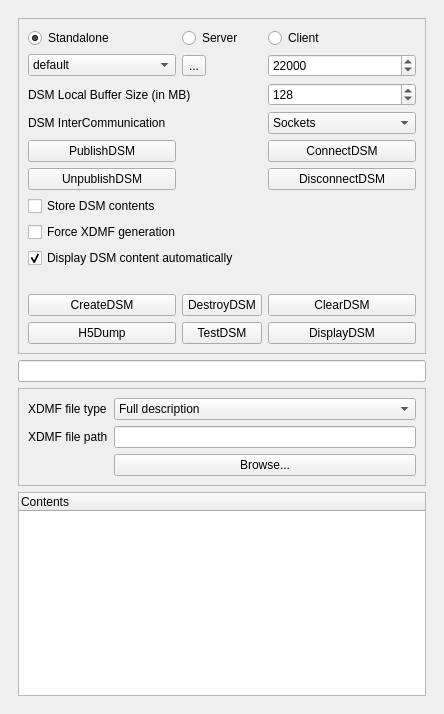
Qt form pqDSMViewerPanel.ui (soumagne/icarus) before a commit.
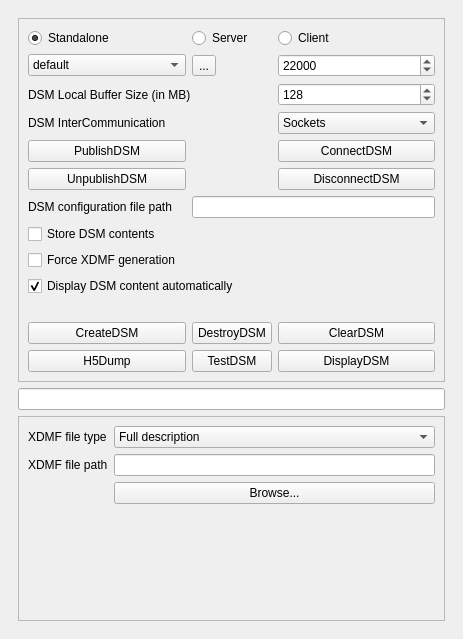
The same form after that commit. Icons and pictures are not drawn. Custom widgets are drawn as their Qt base class.

Commit message: Add automatic dsm config file creation - disable dsm contents

```diff
--- a/pqDSMViewerPanel.ui
+++ b/pqDSMViewerPanel.ui
@@ -6,8 +6,8 @@
    <rect>
     <x>0</x>
     <y>0</y>
-    <width>444</width>
-    <height>714</height>
+    <width>463</width>
+    <height>639</height>
    </rect>
   </property>
   <property name="windowTitle">
@@ -28,8 +28,8 @@
         <rect>
          <x>0</x>
          <y>0</y>
-         <width>408</width>
-         <height>700</height>
+         <width>445</width>
+         <height>596</height>
         </rect>
        </property>
        <layout class="QVBoxLayout" name="verticalLayout_4">
@@ -53,42 +53,42 @@
           <layout class="QVBoxLayout" name="verticalLayout_3">
            <item>
             <layout class="QGridLayout" name="gridLayout">
-             <item row="12" column="0">
+             <item row="14" column="0">
               <widget class="QPushButton" name="createDSM">
                <property name="text">
                 <string>CreateDSM</string>
                </property>
               </widget>
              </item>
-             <item row="12" column="1">
+             <item row="14" column="1">
               <widget class="QPushButton" name="destroyDSM">
                <property name="text">
                 <string>DestroyDSM</string>
                </property>
               </widget>
              </item>
-             <item row="12" column="2">
+             <item row="14" column="2">
               <widget class="QPushButton" name="clearDSM">
                <property name="text">
                 <string>ClearDSM</string>
                </property>
               </widget>
              </item>
-             <item row="13" column="0">
+             <item row="15" column="0">
               <widget class="QPushButton" name="h5Dump">
                <property name="text">
                 <string>H5Dump</string>
                </property>
               </widget>
              </item>
-             <item row="13" column="1">
+             <item row="15" column="1">
               <widget class="QPushButton" name="testDSM">
                <property name="text">
                 <string>TestDSM</string>
                </property>
               </widget>
              </item>
-             <item row="13" column="2">
+             <item row="15" column="2">
               <widget class="QPushButton" name="displayDSM">
                <property name="text">
                 <string>DisplayDSM</string>
@@ -121,7 +121,7 @@
                </property>
               </widget>
              </item>
-             <item row="11" column="0" colspan="3">
+             <item row="13" column="0" colspan="3">
               <spacer name="horizontalSpacer">
                <property name="orientation">
                 <enum>Qt::Horizontal</enum>
@@ -263,14 +263,14 @@
                </property>
               </widget>
              </item>
-             <item row="7" column="0" colspan="3">
+             <item row="9" column="0" colspan="3">
               <widget class="QCheckBox" name="storeDSMContents">
                <property name="text">
                 <string>Store DSM contents</string>
                </property>
               </widget>
              </item>
-             <item row="9" column="0" colspan="3">
+             <item row="11" column="0" colspan="3">
               <widget class="QCheckBox" name="autoDisplayDSM">
                <property name="text">
                 <string>Display DSM content automatically</string>
@@ -280,7 +280,7 @@
                </property>
               </widget>
              </item>
-             <item row="8" column="0" colspan="3">
+             <item row="10" column="0" colspan="3">
               <widget class="QCheckBox" name="forceXdmfGeneration">
                <property name="text">
                 <string>Force XDMF generation</string>
@@ -304,6 +304,20 @@
                </property>
               </widget>
              </item>
+             <item row="8" column="1" colspan="2">
+              <widget class="QLineEdit" name="dsmConfigFilePathLineEdit">
+               <property name="text">
+                <string/>
+               </property>
+              </widget>
+             </item>
+             <item row="8" column="0">
+              <widget class="QLabel" name="dsmConfigFileLabel">
+               <property name="text">
+                <string>DSM configuration file path</string>
+               </property>
+              </widget>
+             </item>
             </layout>
            </item>
           </layout>
@@ -375,36 +389,6 @@
           </layout>
          </widget>
         </item>
-        <item>
-         <widget class="pqTreeWidget" name="dsmContents">
-          <property name="sizePolicy">
-           <sizepolicy hsizetype="Ignored" vsizetype="MinimumExpanding">
-            <horstretch>0</horstretch>
-            <verstretch>1</verstretch>
-           </sizepolicy>
-          </property>
-          <property name="minimumSize">
-           <size>
-            <width>0</width>
-            <height>150</height>
-           </size>
-          </property>
-          <property name="rootIsDecorated">
-           <bool>false</bool>
-          </property>
-          <attribute name="headerVisible">
-           <bool>true</bool>
-          </attribute>
-          <attribute name="headerVisible">
-           <bool>true</bool>
-          </attribute>
-          <column>
-           <property name="text">
-            <string>Contents</string>
-           </property>
-          </column>
-         </widget>
-        </item>
        </layout>
       </widget>
      </widget>
@@ -412,13 +396,6 @@
    </layout>
   </widget>
  </widget>
- <customwidgets>
-  <customwidget>
-   <class>pqTreeWidget</class>
-   <extends>QTreeWidget</extends>
-   <header>pqTreeWidget.h</header>
-  </customwidget>
- </customwidgets>
  <resources/>
  <connections/>
 </ui>
```
The commit also changes 4 other files.
